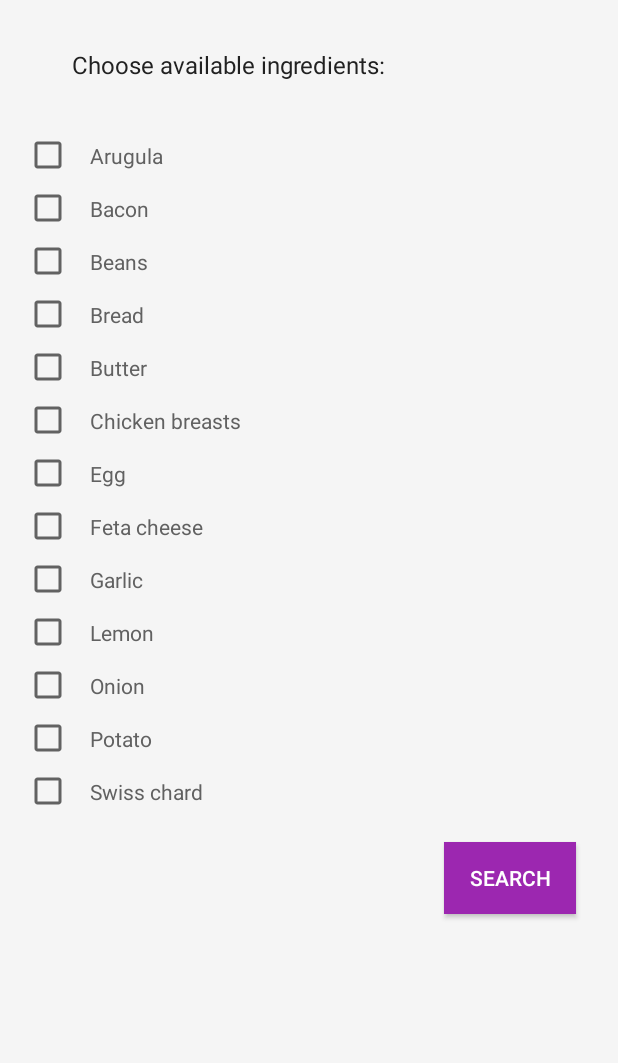
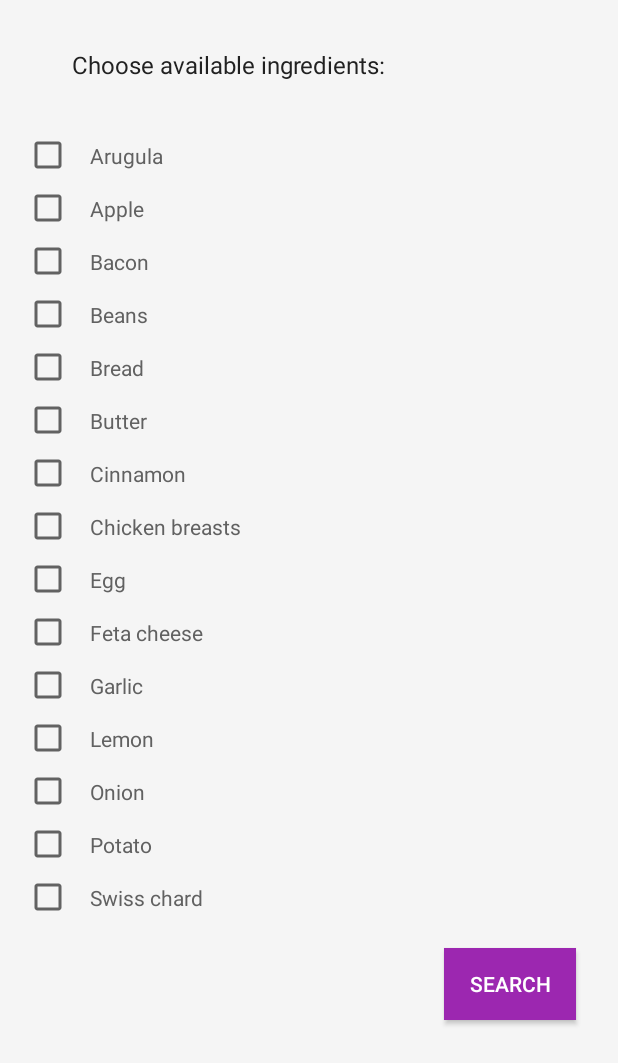
Before and after one commit to JuriyBrezmen/MobCook-, an Android app: the screen it shows after launch (MainActivity), on a phone screen of 412 x 824 dp, the part 173-1236 px from its top. Run offline under Robolectric (Android 15) with nearby library versions, the phone set to English and light mode, and no system bars.

Commit message:
Added new recipes.

```diff
--- a/app/src/main/java/com/recipes/app/MainActivity.java
+++ b/app/src/main/java/com/recipes/app/MainActivity.java
@@ -25,6 +25,8 @@ public class MainActivity extends Activity {
     private CheckBox checkBox11;
     private CheckBox checkBox12;
     private CheckBox checkBox13;
+    private CheckBox checkBox14;
+    private CheckBox checkBox15;
 
     @Override
     protected void onCreate(Bundle savedInstanceState) {
@@ -44,6 +46,8 @@ public class MainActivity extends Activity {
         checkBox11 = (CheckBox) findViewById(R.id.checkBox11);
         checkBox12 = (CheckBox) findViewById(R.id.checkBox12);
         checkBox13 = (CheckBox) findViewById(R.id.checkBox13);
+        checkBox14 = (CheckBox) findViewById(R.id.checkBox14);
+        checkBox15 = (CheckBox) findViewById(R.id.checkBox15);
 
 
 
@@ -114,6 +118,14 @@ public class MainActivity extends Activity {
             ingredientsList.add(getResources().getString(R.string.str_swissChard));
         }
 
+        if (checkBox14.isChecked()) {
+            ingredientsList.add(getResources().getString(R.string.str_apple));
+        }
+
+        if (checkBox15.isChecked()) {
+            ingredientsList.add(getResources().getString(R.string.str_cinnamon));
+        }
+
         if (!ingredientsList.isEmpty()) {
             Intent intent = new Intent(MainActivity.this, RecipeListActivity.class);
             intent.putStringArrayListExtra(KEY_INGREDIENTS, ingredientsList);
--- a/app/src/main/java/com/recipes/app/Recipe.java
+++ b/app/src/main/java/com/recipes/app/Recipe.java
@@ -56,7 +56,6 @@ public class Recipe implements Parcelable{
         return 0;
     }
 
-    // упаковываем объект в Parcel
     public void writeToParcel(Parcel parcel, int flags) {
         parcel.writeString(title);
         parcel.writeStringList(ingredients);
@@ -65,7 +64,6 @@ public class Recipe implements Parcelable{
     }
 
     public static final Parcelable.Creator<Recipe> CREATOR = new Parcelable.Creator<Recipe>() {
-        // распаковываем объект из Parcel
         public Recipe createFromParcel(Parcel in) {
             return new Recipe(in);
         }
@@ -75,7 +73,6 @@ public class Recipe implements Parcelable{
         }
     };
 
-    // конструктор, считывающий данные из Parcel
     private Recipe(Parcel parcel) {
         title = parcel.readString();
         ingredients = new ArrayList<>();
--- a/app/src/main/res/layout/activity_main.xml
+++ b/app/src/main/res/layout/activity_main.xml
@@ -48,7 +48,15 @@
                 android:paddingTop="8dp"
                 android:textColor="#616161"
                 android:text="@string/str_arugula"/>
-
+            <CheckBox
+                    android:id="@+id/checkBox14"
+                    android:layout_width="wrap_content"
+                    android:layout_height="wrap_content"
+                    android:paddingBottom="8dp"
+                    android:paddingLeft="12dp"
+                    android:paddingTop="8dp"
+                    android:textColor="#616161"
+                    android:text="@string/str_apple"/>
             <CheckBox
                 android:id="@+id/checkBox2"
                 android:layout_width="wrap_content"
@@ -88,6 +96,16 @@
                 android:textColor="#616161"
                 android:paddingTop="8dp"
                 android:text="@string/str_butter"/>
+
+            <CheckBox
+                    android:id="@+id/checkBox15"
+                    android:layout_width="wrap_content"
+                    android:layout_height="wrap_content"
+                    android:paddingBottom="8dp"
+                    android:paddingLeft="12dp"
+                    android:textColor="#616161"
+                    android:paddingTop="8dp"
+                    android:text="@string/str_cinnamon"/>
 
             <CheckBox
                 android:id="@+id/checkBox6"
```
Also changed, not shown: app/src/main/java/com/recipes/app/RecipeStorage.java (+50 -0 lines), app/src/main/res/layout/details_activity.xml (+4 -3 lines), app/src/main/res/values/strings.xml (+20 -1 lines), app/src/main/res/drawable-xhdpi/applesauce.jpg (added), app/src/main/res/drawable-xhdpi/friedeggs.jpg (added), app/src/main/res/drawable-xhdpi/garlicchicken.jpg (added), app/src/main/res/drawable-xhdpi/sauteedapples.jpg (added), app/src/main/res/drawable-xhdpi/toast.jpg (added).
